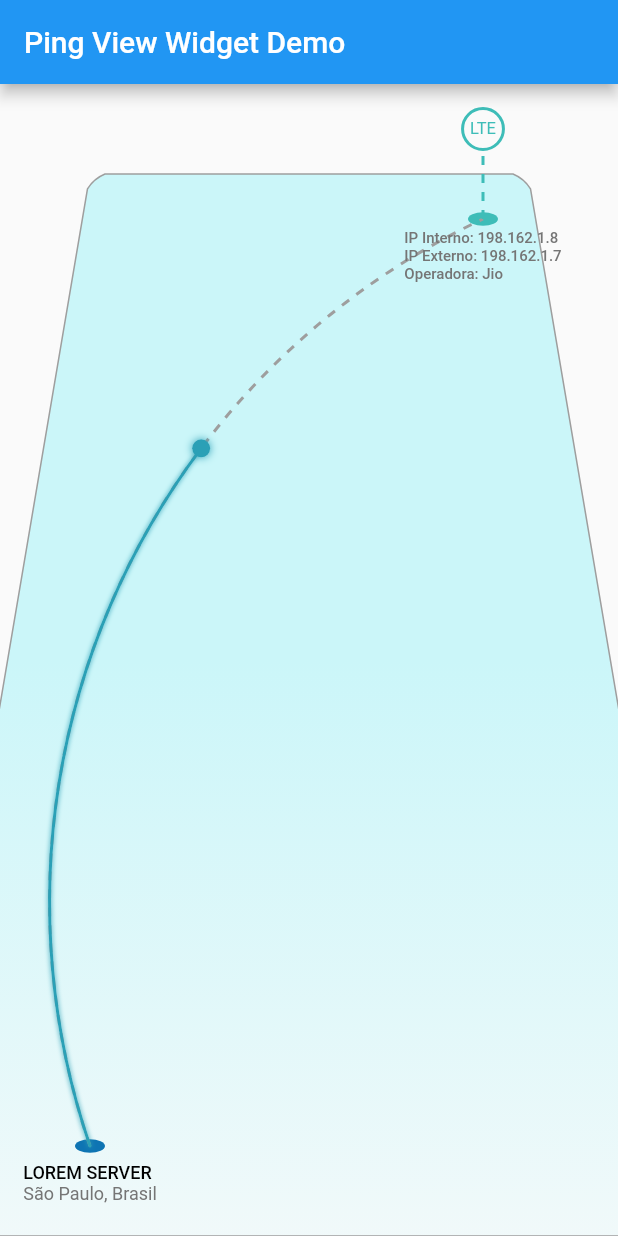
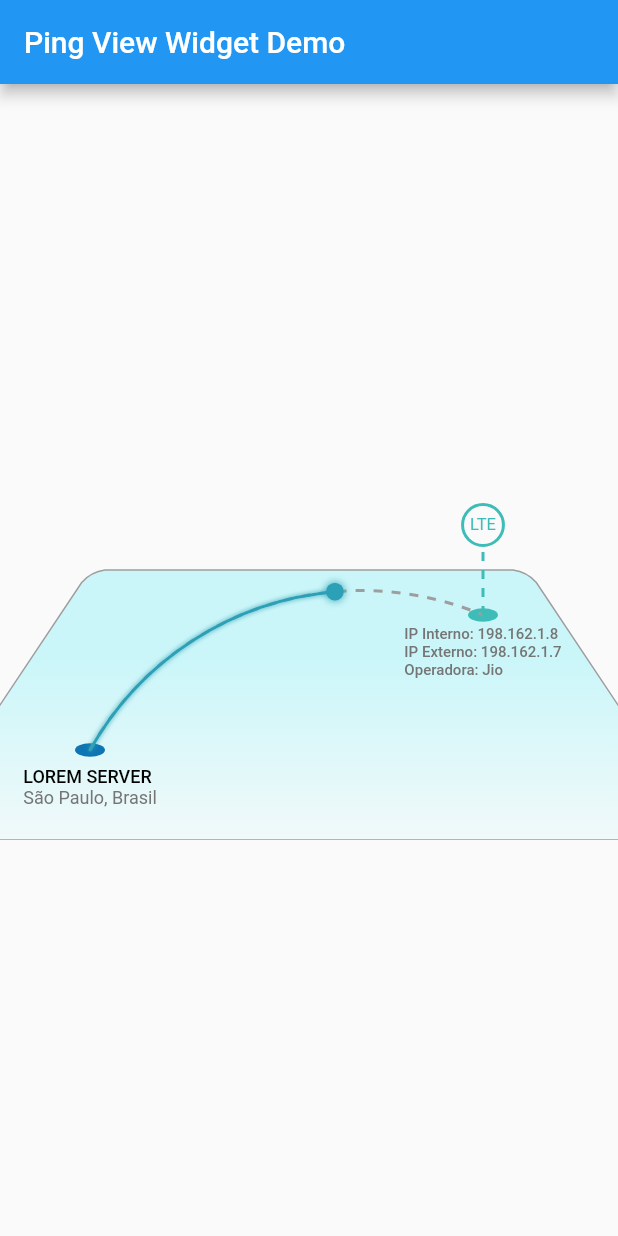
Before and after one commit to Sorbh/ping_view_widget, a Flutter app: the screen it shows after launch, on a phone screen of 412 x 824 dp. Run offline on Flutter 3.47's test engine with Material 2 defaults, Android fonts, the phone set to English and light mode, and no system bars; our stand-ins replace path_drawing.

Commit message:
Fix heightissue in Rect

```diff
--- a/example/lib/main.dart
+++ b/example/lib/main.dart
@@ -44,6 +44,8 @@ class _MyHomePageState extends State<MyHomePage> {
         title: Text(widget.title),
       ),
       body: Center(
+        child: Container(
+          height: 240,
           child: PingView(
             ispInformationText: TextSpan(
               style: TextStyle(
@@ -82,6 +84,7 @@ class _MyHomePageState extends State<MyHomePage> {
             ),
           ),
         ),
+      ),
     );
   }
 }
```
Lines whose indentation alone changed are shown as unchanged.
